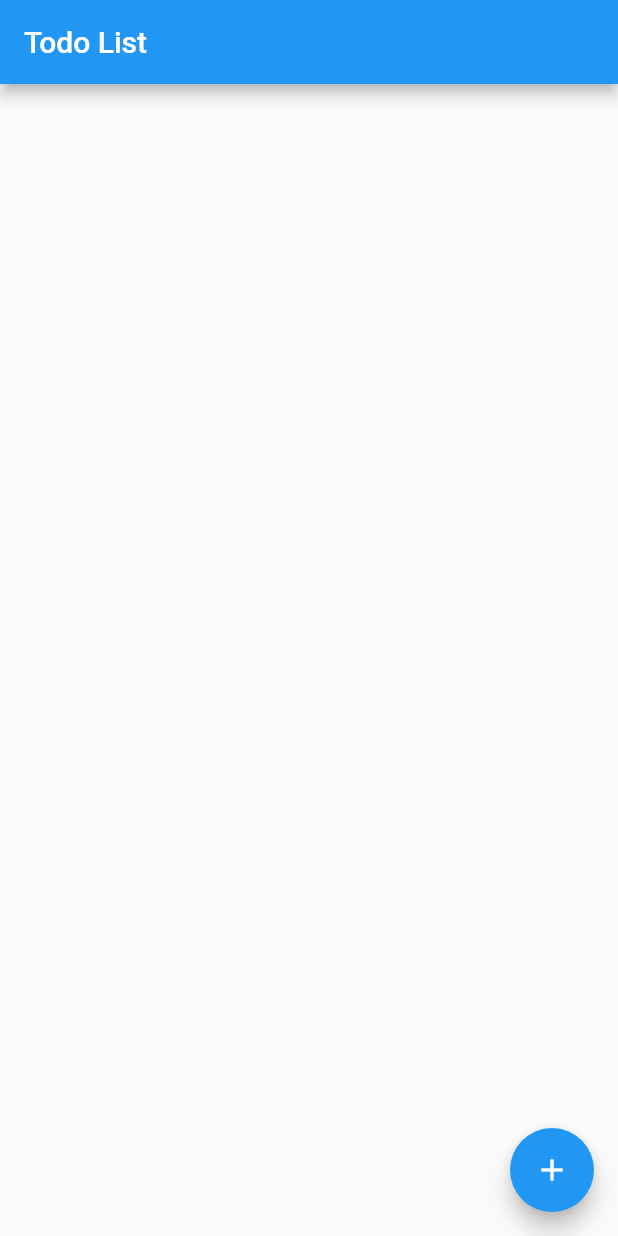
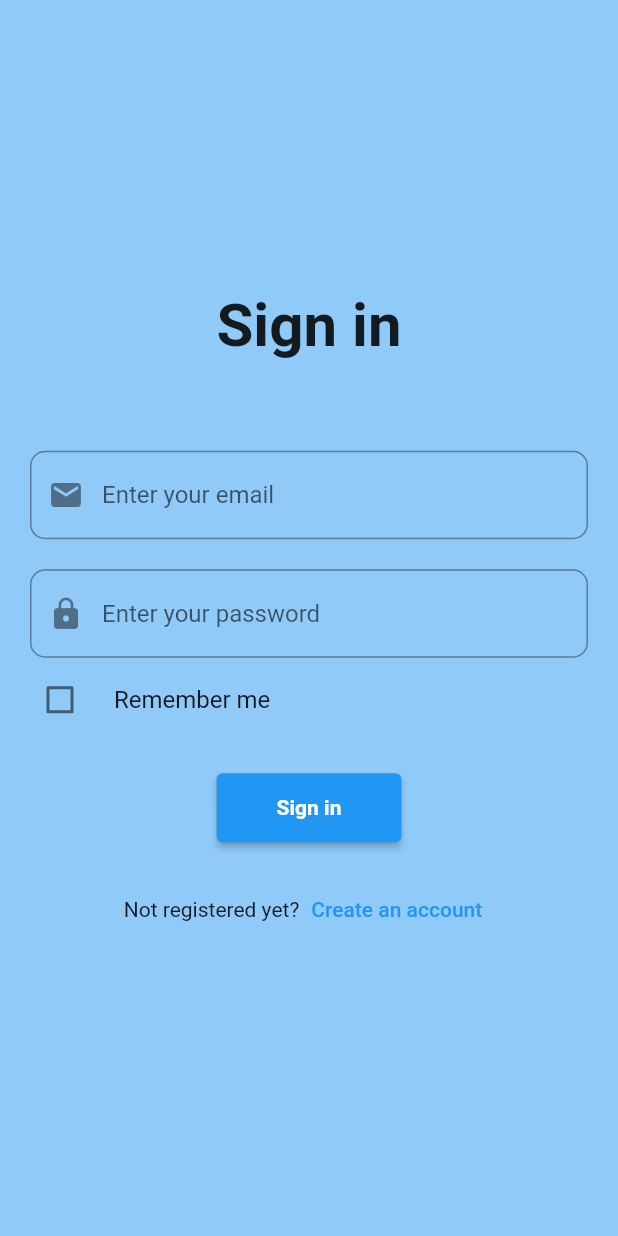
Before and after one commit to b-devera/flutter-todo-list, a Flutter app: the screen it shows after launch, on a phone screen of 412 x 824 dp. Run offline on Flutter 3.47's test engine with Material 2 defaults, Android fonts, the phone set to English and light mode, and no system bars; our stand-ins replace email_validator.

Commit message:
add signin and login page

```diff
--- /dev/null
+++ b/lib/login.dart
@@ -0,0 +1,133 @@
+import 'package:email_validator/email_validator.dart';
+import 'package:flutter/material.dart';
+// import 'package:login_ui/register_screen.dart';
+import 'package:todo_app/signin.dart';
+
+class LoginPage extends StatefulWidget {
+  const LoginPage({Key? key, required this.title}) : super(key: key);
+  final String title;
+
+  @override
+  State<LoginPage> createState() => _LoginPageState();
+}
+
+class _LoginPageState extends State<LoginPage> {
+  final _formKey = GlobalKey<FormState>();
+  var rememberValue = false;
+
+  @override
+  Widget build(BuildContext context) {
+    return Scaffold(
+      backgroundColor: Theme.of(context).colorScheme.background,
+      body: Container(
+        padding: const EdgeInsets.all(20),
+        child: Column(
+          mainAxisAlignment: MainAxisAlignment.center,
+          crossAxisAlignment: CrossAxisAlignment.center,
+          children: <Widget>[
+            const Text(
+              'Sign in',
+              style: TextStyle(
+                fontWeight: FontWeight.bold,
+                fontSize: 40,
+              ),
+            ),
+            const SizedBox(
+              height: 60,
+            ),
+            Form(
+              key: _formKey,
+              child: Column(
+                children: [
+                  TextFormField(
+                    validator: (value) => EmailValidator.validate(value!)
+                        ? null
+                        : "Please enter a valid email",
+                    maxLines: 1,
+                    decoration: InputDecoration(
+                      hintText: 'Enter your email',
+                      prefixIcon  : const Icon(Icons.email),
+                      border: OutlineInputBorder(
+                        borderRadius: BorderRadius.circular(10),
+                      ),
+                    ),
+                  ),
+                  const SizedBox(
+                    height: 20,
+                  ),
+                  TextFormField(
+                    validator: (value) {
+                      if (value == null || value.isEmpty) {
+                        return 'Please enter your password';
+                      }
+                      return null;
+                    },
+                    maxLines: 1,
+                    obscureText: true,
+                    decoration: InputDecoration(
+                      prefixIcon: const Icon(Icons.lock),
+                      hintText: 'Enter your password',
+                      border: OutlineInputBorder(
+                        borderRadius: BorderRadius.circular(10),
+                      ),
+                    ),
+                  ),
+                  CheckboxListTile(
+                    title: const Text("Remember me"),
+                    contentPadding: EdgeInsets.zero,
+                    value: rememberValue,
+                    activeColor: Theme.of(context).colorScheme.primary,
+                    onChanged: (newValue) {
+                      setState(() {
+                        rememberValue = newValue!;
+                      });
+                    },
+                    controlAffinity: ListTileControlAffinity.leading,
+                  ),
+                  const SizedBox(
+                    height: 20,
+                  ),
+                  ElevatedButton(
+                    onPressed: () {
+                      if (_formKey.currentState!.validate()) {}
+                    },
+                    style: ElevatedButton.styleFrom(
+                      padding: const EdgeInsets.fromLTRB(40, 15, 40, 15),
+                    ),
+                    child: const Text(
+                      'Sign in',
+                      style: TextStyle(
+                        fontWeight: FontWeight.bold,
+                      ),
+                    ),
+                  ),
+                  const SizedBox(
+                    height: 20,
+                  ),
+                  Row(
+                    mainAxisAlignment: MainAxisAlignment.center,
+                    children: [
+                      const Text('Not registered yet?'),
+                      TextButton(
+                        onPressed: () {
+                          Navigator.pushReplacement(
+                            context,
+                            MaterialPageRoute(
+                              builder: (context) =>
+                              const RegisterPage(title: 'Register UI'),
+                            ),
+                          );
+                        },
+                        child: const Text('Create an account'),
+                      ),
+                    ],
+                  ),
+                ],
+              ),
+            )
+          ],
+        ),
+      ),
+    );
+  }
+}
--- a/lib/main.dart
+++ b/lib/main.dart
@@ -1,4 +1,5 @@
 import 'package:flutter/material.dart';
+import 'login.dart';
 
 class Todo {
   Todo({required this.name, required this.checked});
@@ -117,7 +118,7 @@ class TodoApp extends StatelessWidget {
     return const MaterialApp(
       debugShowCheckedModeBanner: false,
       title: 'Todo List',
-      home: TodoList(),
+      home: LoginPage(title: 'Login UI'),
     );
   }
 }
--- a/pubspec.yaml
+++ b/pubspec.yaml
@@ -29,6 +29,7 @@ environment:
 dependencies:
   flutter:
     sdk: flutter
+  email_validator:
 
 
   # The following adds the Cupertino Icons font to your application.
```
Also changed, not shown: lib/signin.dart (added, +161 -0 lines), lib/signin_setting.dart (added, +38 -0 lines), pubspec.lock.
